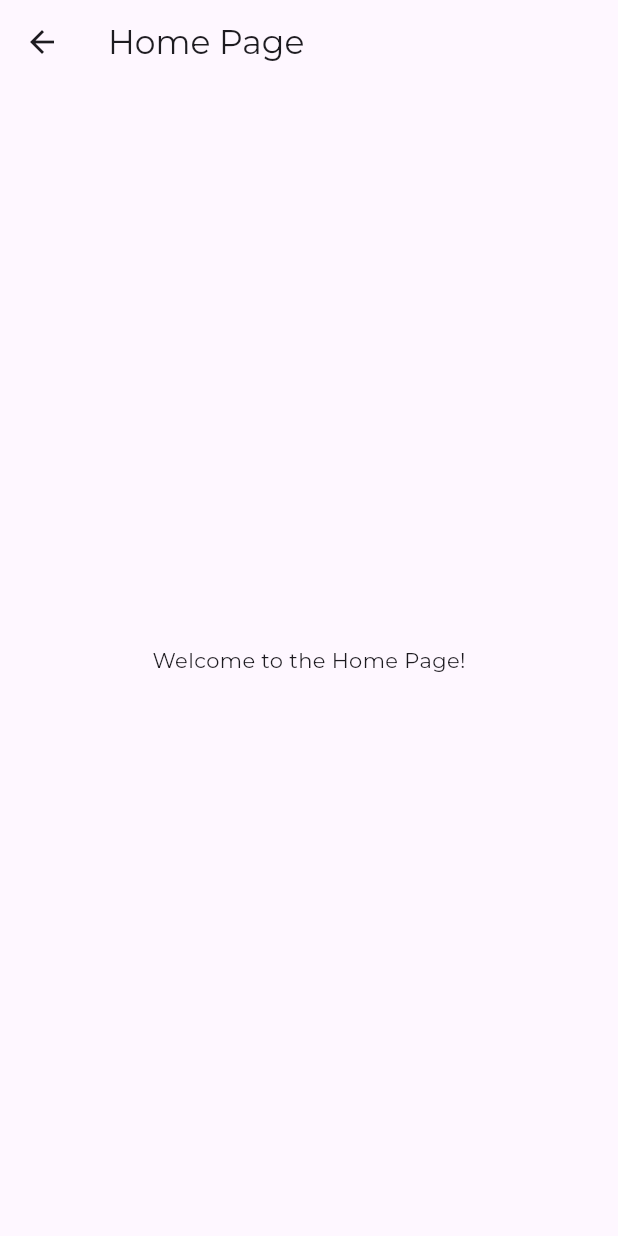
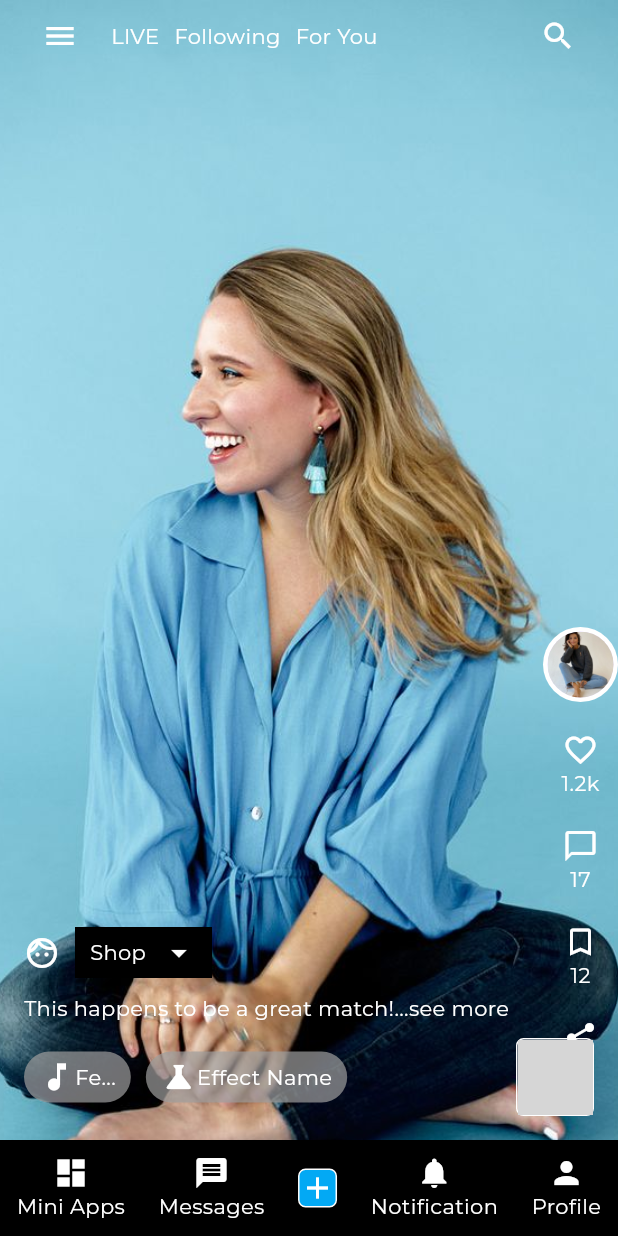
Before and after one commit to Obleanx/fiixconn, a Flutter app: the HomePage screen opened directly, on a phone screen of 412 x 824 dp. Run offline on Flutter 3.47's test engine with Material 3 defaults, Android fonts, the phone set to English and light mode, and no system bars; our stand-ins replace google_fonts; grey boxes are pictures that could not be loaded.

Commit message:
done with the home screen.

```diff
--- a/lib/PROVIDERS/home_provider.dart
+++ b/lib/PROVIDERS/home_provider.dart
@@ -1,6 +1,19 @@
 import 'package:flutter/material.dart';
-// Provider Class for Home Page
 
 class HomeProvider extends ChangeNotifier {
-  // Add your state management logic here
+  bool _isTextExpanded = false;
+  bool _isMusicInfoExpanded = false;
+
+  bool get isTextExpanded => _isTextExpanded;
+  bool get isMusicInfoExpanded => _isMusicInfoExpanded;
+
+  void toggleTextExpansion() {
+    _isTextExpanded = !_isTextExpanded;
+    notifyListeners();
+  }
+
+  void toggleMusicInfoExpansion() {
+    _isMusicInfoExpanded = !_isMusicInfoExpanded;
+    notifyListeners();
+  }
 }
--- a/lib/SCREENS/homepage.dart
+++ b/lib/SCREENS/homepage.dart
@@ -1,17 +1,40 @@
+import 'widgets/top_navigation.dart';
 import 'package:flutter/material.dart';
+import 'widgets/background_image.dart';
+import 'package:provider/provider.dart';
+import 'widgets/bottom_navigation_bar.dart';
+import 'widgets/bottom_details_section.dart';
+import 'widgets/right_interaction_icons.dart';
+import 'package:fixiconn/PROVIDERS/home_provider.dart';
 
-// Home Page
 class HomePage extends StatelessWidget {
-  const HomePage({Key? key}) : super(key: key);
+  const HomePage({super.key});
 
   @override
   Widget build(BuildContext context) {
-    return Scaffold(
-      appBar: AppBar(
-        title: const Text('Home Page'),
-      ),
-      body: const Center(
-        child: Text('Welcome to the Home Page!'),
+    return ChangeNotifierProvider(
+      create: (_) => HomeProvider(),
+      child: const Scaffold(
+        body: Stack(
+          children: [
+            BackgroundImageWidget(),
+            SafeArea(
+              child: Column(
+                children: [
+                  TopNavigationWidget(),
+                  Spacer(),
+                  BottomDetailsSection(),
+                  CustomBottomNavigationBar(),
+                ],
+              ),
+            ),
+            Positioned(
+              right: 0,
+              bottom: 100,
+              child: RightInteractionIcons(),
+            ),
+          ],
+        ),
       ),
     );
   }
--- /dev/null
+++ b/lib/SCREENS/widgets/background_image.dart
@@ -0,0 +1,15 @@
+import 'package:flutter/material.dart';
+
+class BackgroundImageWidget extends StatelessWidget {
+  const BackgroundImageWidget({super.key});
+
+  @override
+  Widget build(BuildContext context) {
+    return Image.asset(
+      'lib/images/girl1.jpeg',
+      fit: BoxFit.cover,
+      width: double.infinity,
+      height: double.infinity,
+    );
+  }
+}
--- /dev/null
+++ b/lib/SCREENS/widgets/bottom_details_section.dart
@@ -0,0 +1,108 @@
+import 'package:flutter/material.dart';
+import 'package:provider/provider.dart';
+import 'package:fixiconn/PROVIDERS/home_provider.dart';
+
+class BottomDetailsSection extends StatelessWidget {
+  const BottomDetailsSection({super.key});
+
+  @override
+  Widget build(BuildContext context) {
+    final homeProvider = Provider.of<HomeProvider>(context);
+
+    return Padding(
+      padding: const EdgeInsets.all(16.0),
+      child: Column(
+        crossAxisAlignment: CrossAxisAlignment.start,
+        children: [
+          Row(
+            children: [
+              const Icon(Icons.face_outlined, color: Colors.white),
+              const SizedBox(width: 10),
+              Container(
+                padding:
+                    const EdgeInsets.symmetric(horizontal: 10, vertical: 5),
+                color: Colors.black,
+                child: const Row(
+                  children: [
+                    Text('Shop', style: TextStyle(color: Colors.white)),
+                    SizedBox(width: 10),
+                    Icon(Icons.arrow_drop_down, color: Colors.white),
+                  ],
+                ),
+              ),
+            ],
+          ),
+          const SizedBox(height: 10),
+          GestureDetector(
+            onTap: () => homeProvider.toggleTextExpansion(),
+            child: Text(
+              homeProvider.isTextExpanded
+                  ? 'This happens to be a great match! Full details about the match and everything that makes it interesting.'
+                  : 'This happens to be a great match!...see more',
+              style: const TextStyle(color: Colors.white),
+            ),
+          ),
+          const SizedBox(height: 10),
+          GestureDetector(
+            onTap: () => homeProvider.toggleMusicInfoExpansion(),
+            child: Row(
+              children: [
+                Container(
+                  padding:
+                      const EdgeInsets.symmetric(horizontal: 10, vertical: 5),
+                  decoration: BoxDecoration(
+                    color: Colors.grey.withOpacity(0.7),
+                    borderRadius: BorderRadius.circular(20),
+                  ),
+                  child: Row(
+                    children: [
+                      const Icon(Icons.music_note, color: Colors.white),
+                      Text(
+                        homeProvider.isMusicInfoExpanded
+                            ? 'Feature Presentation - Awesome Band'
+                            : 'Fe...',
+                        style: const TextStyle(color: Colors.white),
+                      ),
+                    ],
+                  ),
+                ),
+                const SizedBox(width: 10),
+                Container(
+                  padding:
+                      const EdgeInsets.symmetric(horizontal: 10, vertical: 5),
+                  decoration: BoxDecoration(
+                    color: Colors.grey.withOpacity(0.7),
+                    borderRadius: BorderRadius.circular(20),
+                  ),
+                  child: const Row(
+                    children: [
+                      Icon(Icons.science, color: Colors.white),
+                      Text('Effect Name',
+                          style: TextStyle(color: Colors.white)),
+                    ],
+                  ),
+                ),
+                const Spacer(),
+                Container(
+                  decoration: BoxDecoration(
+                    border: Border.all(color: Colors.white),
+                    borderRadius: BorderRadius.circular(5),
+                  ),
+                  child: ClipRRect(
+                    borderRadius: BorderRadius.circular(5),
+                    child: Image.asset(
+                      'assets/images/artist.jpg', // Replace with artist image
+                      width: 50,
+                      height: 50,
+                      fit: BoxFit.cover,
+                    ),
+                  ),
+                ),
+              ],
+            ),
+          ),
+        ],
+      ),
+    );
+  }
+}
--- /dev/null
+++ b/lib/SCREENS/widgets/bottom_navigation_bar.dart
@@ -0,0 +1,39 @@
+import 'package:flutter/material.dart';
+
+class CustomBottomNavigationBar extends StatelessWidget {
+  const CustomBottomNavigationBar({super.key});
+
+  @override
+  Widget build(BuildContext context) {
+    return Container(
+      color: Colors.black,
+      padding: const EdgeInsets.symmetric(vertical: 10),
+      child: Row(
+        mainAxisAlignment: MainAxisAlignment.spaceAround,
+        children: [
+          _buildNavItem(Icons.dashboard, 'Mini Apps'),
+          _buildNavItem(Icons.message, 'Messages'),
+          Container(
+            decoration: BoxDecoration(
+              color: Colors.lightBlue,
+              border: Border.all(color: Colors.white),
+              borderRadius: BorderRadius.circular(5),
+            ),
+            child: const Icon(Icons.add, color: Colors.white),
+          ),
+          _buildNavItem(Icons.notifications, 'Notification'),
+          _buildNavItem(Icons.person, 'Profile'),
+        ],
+      ),
+    );
+  }
+
+  Widget _buildNavItem(IconData icon, String label) {
+    return Column(
+      children: [
+        Icon(icon, color: Colors.white),
+        Text(label, style: const TextStyle(color: Colors.white)),
+      ],
+    );
+  }
+}
--- /dev/null
+++ b/lib/SCREENS/widgets/right_interaction_icons.dart
@@ -0,0 +1,50 @@
+import 'package:flutter/material.dart';
+
+class RightInteractionIcons extends StatelessWidget {
+  const RightInteractionIcons({super.key});
+
+  @override
+  Widget build(BuildContext context) {
+    return const Column(
+      mainAxisAlignment: MainAxisAlignment.end,
+      children: [
+        CircleAvatar(
+          radius: 25,
+          backgroundColor: Colors.white,
+          child: CircleAvatar(
+            radius: 22,
+            backgroundImage: AssetImage('lib/images/Natural.jpeg'),
+          ),
+        ),
+        SizedBox(height: 20),
+        Column(
+          children: [
+            Icon(Icons.favorite_border, color: Colors.white),
+            Text('1.2k', style: TextStyle(color: Colors.white)),
+          ],
+        ),
+        SizedBox(height: 20),
+        Column(
+          children: [
+            Icon(Icons.chat_bubble_outline, color: Colors.white),
+            Text('17', style: TextStyle(color: Colors.white)),
+          ],
+        ),
+        SizedBox(height: 20),
+        Column(
+          children: [
+            Icon(Icons.bookmark_border, color: Colors.white),
+            Text('12', style: TextStyle(color: Colors.white)),
+          ],
+        ),
+        SizedBox(height: 20),
+        Column(
+          children: [
+            Icon(Icons.share, color: Colors.white),
+            Text('24', style: TextStyle(color: Colors.white)),
+          ],
+        ),
+      ],
+    );
+  }
+}
--- /dev/null
+++ b/lib/SCREENS/widgets/top_navigation.dart
@@ -0,0 +1,31 @@
+import 'package:flutter/material.dart';
+
+class TopNavigationWidget extends StatelessWidget {
+  const TopNavigationWidget({super.key});
+
+  @override
+  Widget build(BuildContext context) {
+    return Padding(
+      padding: const EdgeInsets.symmetric(horizontal: 16.0),
+      child: Row(
+        children: [
+          IconButton(
+            icon: const Icon(Icons.menu, color: Colors.white),
+            onPressed: () {},
+          ),
+          const SizedBox(width: 10),
+          const Text('LIVE', style: TextStyle(color: Colors.white)),
+          const SizedBox(width: 10),
+          const Text('Following', style: TextStyle(color: Colors.white)),
+          const SizedBox(width: 10),
+          const Text('For You', style: TextStyle(color: Colors.white)),
+          const Spacer(),
+          IconButton(
+            icon: const Icon(Icons.search, color: Colors.white),
+            onPressed: () {},
+          ),
+        ],
+      ),
+    );
+  }
+}
```
